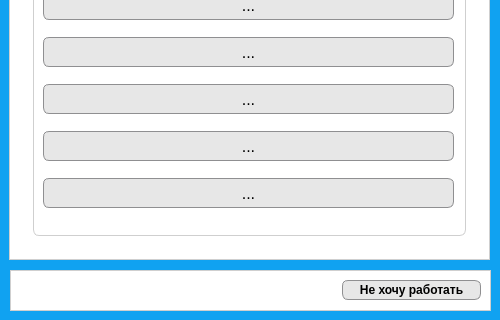
Before: the Qt Designer form mainwindow.ui in Valeryn4/1Crun, drawn with Qt 5; both pictures show x 0 to 500 and y 260 to 580 of the 500 by 580 pixel window.
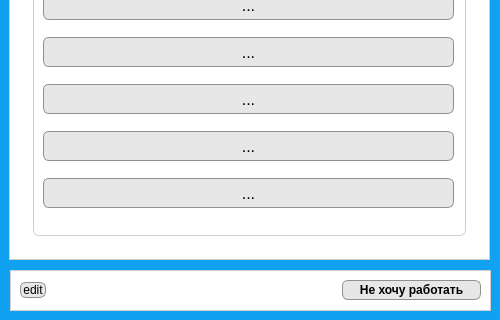
After: the same form once the commit is applied.

Diff of the .ui file:
```diff
--- a/mainwindow.ui
+++ b/mainwindow.ui
@@ -58,6 +58,46 @@
      <property name="bottomMargin">
       <number>5</number>
      </property>
+     <item>
+      <widget class="QPushButton" name="pushButton">
+       <property name="minimumSize">
+        <size>
+         <width>26</width>
+         <height>0</height>
+        </size>
+       </property>
+       <property name="styleSheet">
+        <string notr="true">QPushButton {
+    border: 1px solid #8f8f91;
+    border-radius: 6px;
+	background-color: rgb(231, 231, 231);
+}
+
+
+QPushButton:pressed {
+   
+	background-color: rgb(248, 248, 248);
+}
+
+
+QPushButton:open { 
+    
+	background-color: rgb(244, 244, 244);
+}
+
+QPushButton:hover { 
+    
+	
+	background-color: rgb(181, 181, 181);
+	border-color: rgb(85, 0, 0);
+}
+</string>
+       </property>
+       <property name="text">
+        <string>edit</string>
+       </property>
+      </widget>
+     </item>
      <item>
       <spacer name="horizontalSpacer">
        <property name="orientation">
```
